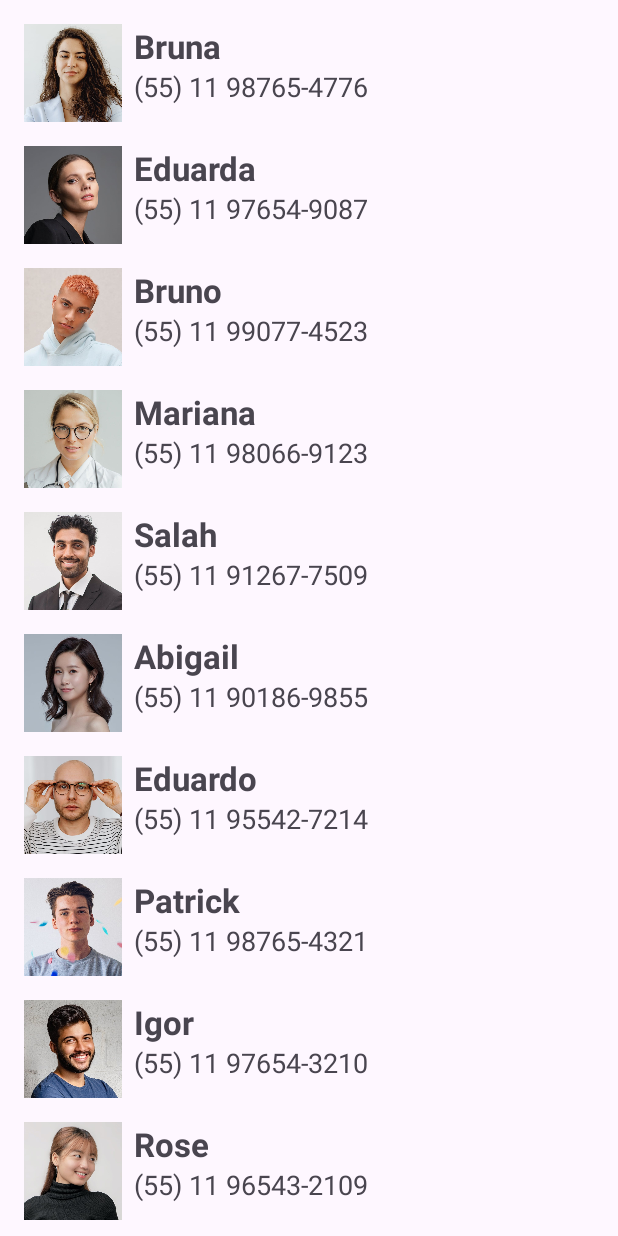
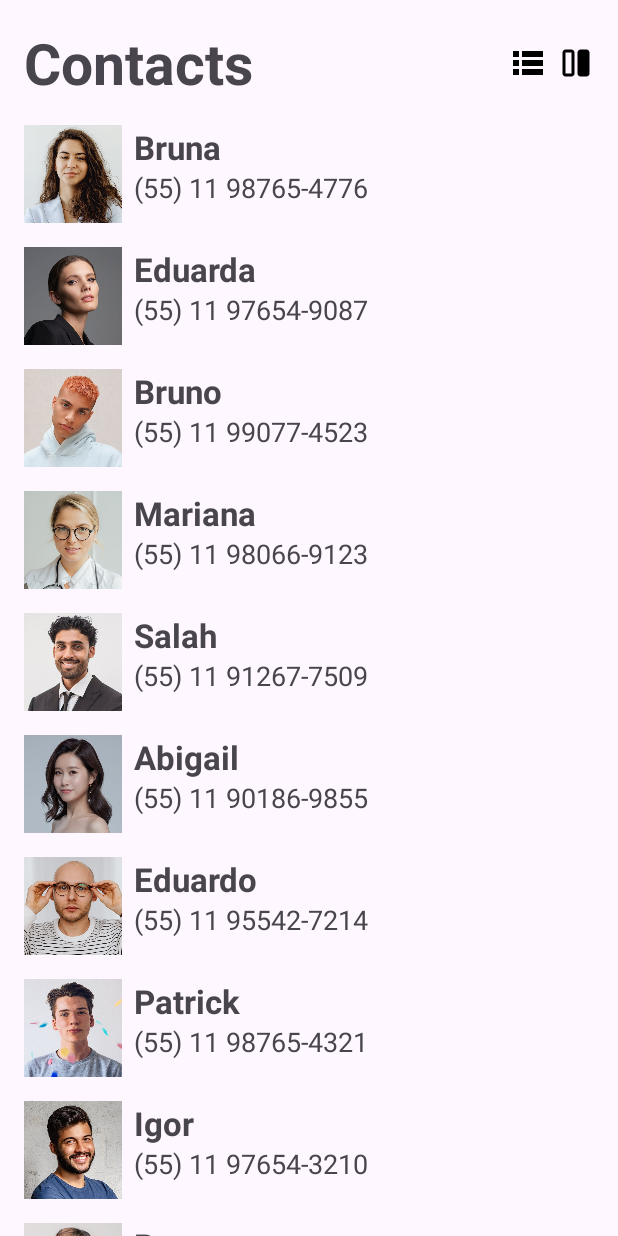
Before and after one commit to XXMarcosSSantos/Recycleview, an Android app: the screen it shows after launch (MainActivity), on a phone screen of 412 x 824 dp. Run offline under Robolectric (Android 15) with nearby library versions, the phone set to English and light mode, and no system bars.

Commit message:
Adicionando Grid Layout na tela

```diff
--- a/app/src/main/java/com/devspace/recyclerview/MainActivity.kt
+++ b/app/src/main/java/com/devspace/recyclerview/MainActivity.kt
@@ -1,10 +1,12 @@
 package com.devspace.recyclerview
 
 import android.os.Bundle
+import android.widget.ImageView
 import androidx.activity.enableEdgeToEdge
 import androidx.appcompat.app.AppCompatActivity
 import androidx.core.view.ViewCompat
 import androidx.core.view.WindowInsetsCompat
+import androidx.recyclerview.widget.GridLayoutManager
 import androidx.recyclerview.widget.LinearLayoutManager
 import androidx.recyclerview.widget.RecyclerView
 
@@ -21,12 +23,21 @@ class MainActivity : AppCompatActivity() {
         }
 
         val rvList = findViewById<RecyclerView>(R.id.rv_list)
+        val ivList = findViewById<ImageView>(R.id.iv_list)
+        val ivGrid = findViewById<ImageView>(R.id.iv_grid)
         val adapter = ContactListAdapter()
 
         rvList.adapter = adapter
         rvList.layoutManager = LinearLayoutManager(this)
         adapter.submitList(contacts)
 
+        ivGrid.setOnClickListener{
+            rvList.layoutManager = GridLayoutManager(this, 2)
+        }
+        ivList.setOnClickListener {
+            rvList.layoutManager = LinearLayoutManager(this)
+
+        }
     }
 }
 
--- a/app/src/main/res/layout/activity_main.xml
+++ b/app/src/main/res/layout/activity_main.xml
@@ -11,10 +11,43 @@
         android:id="@+id/rv_list"
         tools:listitem="@layout/item_list"
         android:layout_width="match_parent"
-        android:layout_height="match_parent"
+        android:layout_height="0dp"
         app:layout_constraintBottom_toBottomOf="parent"
         app:layout_constraintEnd_toEndOf="parent"
         app:layout_constraintStart_toStartOf="parent"
+        app:layout_constraintTop_toBottomOf="@id/tv_title" />
+
+    <TextView
+        android:id="@+id/tv_title"
+        android:layout_width="0dp"
+        android:layout_height="wrap_content"
+        android:layout_margin="16dp"
+        android:text="@string/contacts_list_title"
+        android:textSize="38sp"
+        android:textStyle="bold"
+        app:layout_constraintEnd_toStartOf="@id/iv_list"
+        app:layout_constraintStart_toStartOf="parent"
         app:layout_constraintTop_toTopOf="parent" />
 
+    <ImageView
+        android:id="@+id/iv_grid"
+        android:layout_width="24dp"
+        android:layout_height="24dp"
+        android:src="@drawable/ic_grid"
+        android:layout_marginEnd="16dp"
+        app:layout_constraintBottom_toTopOf="@+id/rv_list"
+        app:layout_constraintEnd_toEndOf="parent"
+        app:layout_constraintTop_toTopOf="@+id/tv_title" />
+
+    <ImageView
+        android:id="@+id/iv_list"
+        android:layout_width="24dp"
+        android:layout_height="24dp"
+        android:layout_marginEnd="8dp"
+        android:src="@drawable/ic_list"
+        app:layout_constraintBottom_toTopOf="@+id/rv_list"
+        app:layout_constraintEnd_toStartOf="@+id/iv_grid"
+        app:layout_constraintTop_toTopOf="@+id/tv_title" />
+
+
 </androidx.constraintlayout.widget.ConstraintLayout>
--- a/app/src/main/res/layout/item_list.xml
+++ b/app/src/main/res/layout/item_list.xml
@@ -37,4 +37,6 @@
         app:layout_constraintTop_toBottomOf="@+id/tv_name"
         android:textSize="18sp"
         tools:text="(55) 1198765432" />
+
+
 </androidx.constraintlayout.widget.ConstraintLayout>
--- a/app/src/main/res/values/strings.xml
+++ b/app/src/main/res/values/strings.xml
@@ -1,3 +1,4 @@
 <resources>
     <string name="app_name">Recyclerview</string>
+    <string name="contacts_list_title">Contacts</string>
 </resources>
```
